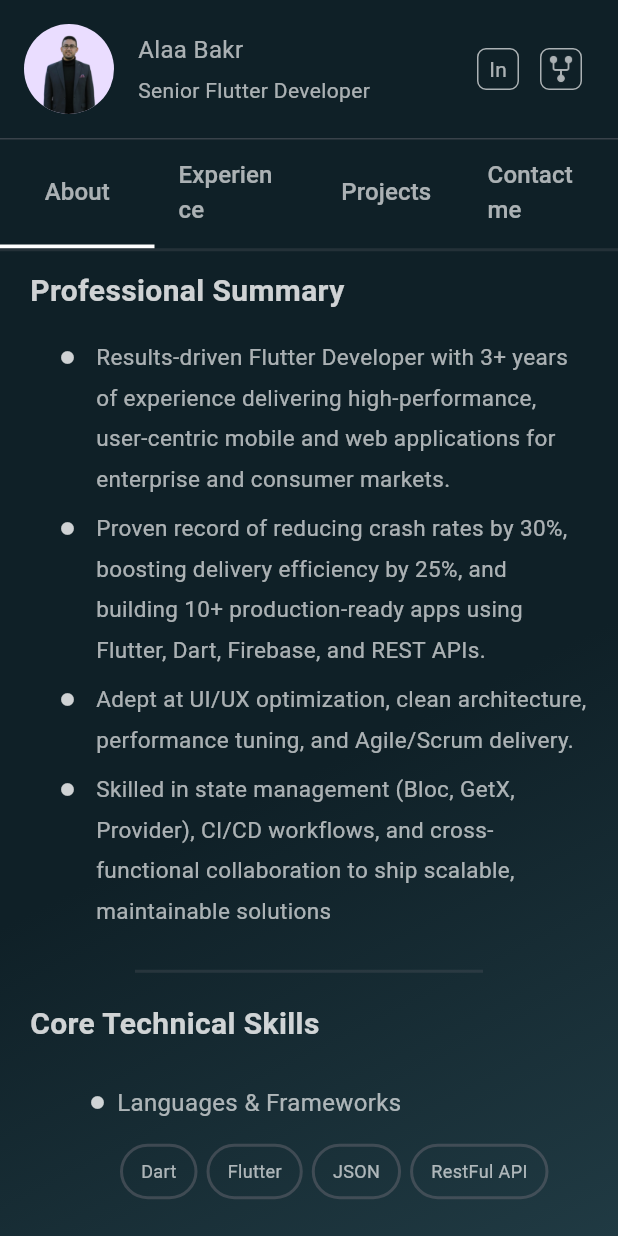
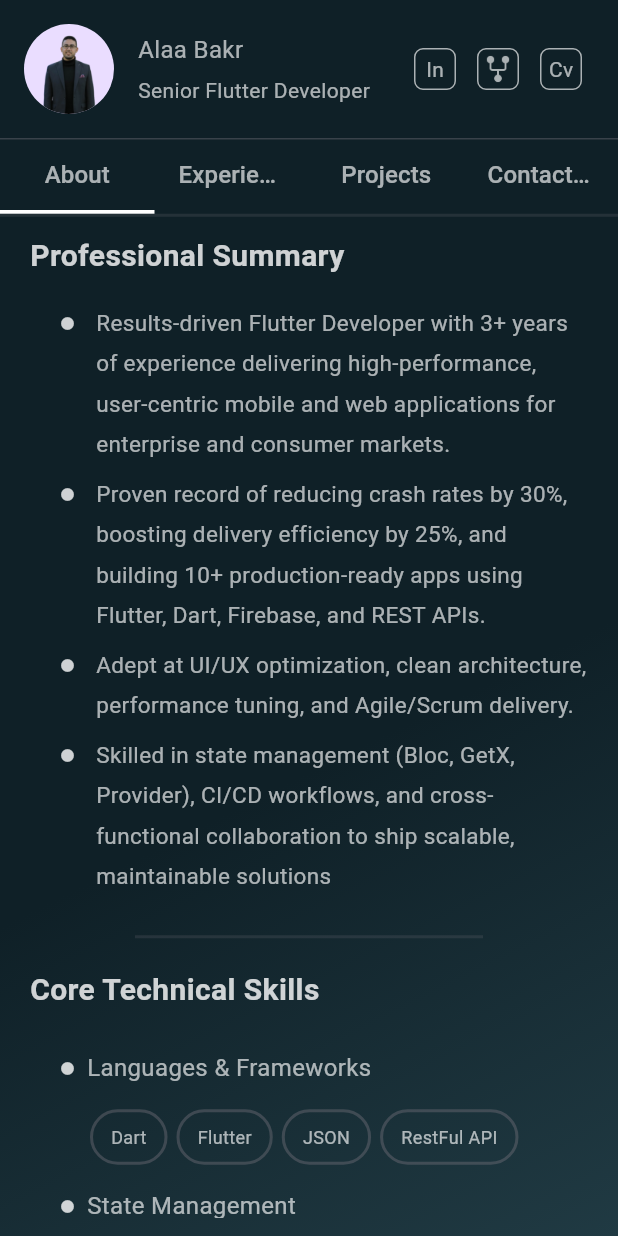
Before and after one commit to alaa556677/portfolio, a Flutter app: the screen it shows after launch, on a phone screen of 412 x 824 dp. Run offline on Flutter 3.47's test engine with Material 3 defaults, Android fonts, the phone set to English and light mode, and no system bars; our stand-ins replace get; missing offline and left inert: dart:html.

```diff
--- a/assets/data/experience.json
+++ b/assets/data/experience.json
@@ -2,7 +2,7 @@
   "experience" : [
     {
       "jobTitle" : "Senior Flutter Developer",
-      "company" : "Dexef ERP",
+      "company" : "Dexef ERP (Full-time)",
       "location" : "Qwesna - Menofia",
       "dateFrom" : "Mars in 2023",
       "dateTo" : "current",
@@ -24,8 +24,8 @@
       ]
     },
     {
-      "jobTitle" : "Part-Time Senior Flutter Developer",
-      "company" : "Yapoey Company",
+      "jobTitle" : "Senior Flutter Developer",
+      "company" : "Yapoey Company (Part-time)",
       "location" : "South Korea",
       "dateFrom" : "Feb 2024",
       "dateTo" : "Jun 2024",
--- a/lib/features/about/view/about_page.dart
+++ b/lib/features/about/view/about_page.dart
@@ -80,9 +80,7 @@ class _AboutPageState extends State<AboutPage> {
               fontSize: AppConstants.titleFontSize,
               isSubTitle: false,
               titleColor: AppColors.textColor,
-              widgetValue: Padding(
-                padding: EdgeInsetsDirectional.only(start: 20),
-                child: Column(
+              widgetValue: Column(
                 crossAxisAlignment: CrossAxisAlignment.start,
                 children: [
                   SizedBox(height: 10,),
@@ -149,7 +147,6 @@ class _AboutPageState extends State<AboutPage> {
                     ),
                   ),
                 ],
-                ),
               )
             ),
             Padding(
--- a/lib/features/home_screen/view/widgets/mobile_layout.dart
+++ b/lib/features/home_screen/view/widgets/mobile_layout.dart
@@ -56,6 +56,8 @@ class _MobileLayoutState extends State<MobileLayout> with SingleTickerProviderSt
                     child: CustomTextWidget(
                       text: "About",
                       fontSize: AppConstants.tabTitleFontSize,
+                      maxLines: 1,
+                      textOverflow: TextOverflow.ellipsis,
                     ),
                   ),
                   Padding(
@@ -63,6 +65,8 @@ class _MobileLayoutState extends State<MobileLayout> with SingleTickerProviderSt
                     child: CustomTextWidget(
                       text: "Experience",
                       fontSize: AppConstants.tabTitleFontSize,
+                      maxLines: 1,
+                      textOverflow: TextOverflow.ellipsis,
                     ),
                   ),
                   Padding(
@@ -70,6 +74,8 @@ class _MobileLayoutState extends State<MobileLayout> with SingleTickerProviderSt
                     child: CustomTextWidget(
                       text: "Projects",
                       fontSize: AppConstants.tabTitleFontSize,
+                      maxLines: 1,
+                      textOverflow: TextOverflow.ellipsis,
                     ),
                   ),
                   Padding(
@@ -77,6 +83,8 @@ class _MobileLayoutState extends State<MobileLayout> with SingleTickerProviderSt
                     child: CustomTextWidget(
                       text: "Contact me",
                       fontSize: AppConstants.tabTitleFontSize,
+                      maxLines: 1,
+                      textOverflow: TextOverflow.ellipsis,
                     ),
                   ),
                 ],),
--- a/lib/features/sidebar/view/widgets/desktop_sidebar.dart
+++ b/lib/features/sidebar/view/widgets/desktop_sidebar.dart
@@ -87,6 +87,12 @@ class _DesktopSidebarState extends State<DesktopSidebar> {
                   value: "GitHub",
                   onTap: ()=> openInNewTab(personalInfo!.gitHub),
                 ),
+                const SizedBox(height: 12),
+                RowInformationWidget(
+                  stringIcon: "cv",
+                  value: "Download CV",
+                  onTap: ()=> sideBarController.downloadCV(),
+                ),
               ],
             ),
           ),
--- a/lib/features/sidebar/view/widgets/mobile_sidebar.dart
+++ b/lib/features/sidebar/view/widgets/mobile_sidebar.dart
@@ -68,7 +68,7 @@ class _MobileSidebarState extends State<MobileSidebar> {
           Row(
             children: [
               InkWell(
-                onTap: () => ()=> openInNewTab(personalInfo!.linkedIn),
+                onTap: () => openInNewTab(personalInfo!.linkedIn),
                 child: Container(
                   width: 28,
                   height: 28,
@@ -89,7 +89,7 @@ class _MobileSidebarState extends State<MobileSidebar> {
               ),
               SizedBox(width: 14,),
               InkWell(
-                onTap: () => ()=> openInNewTab(personalInfo!.linkedIn),
+                onTap: () => openInNewTab(personalInfo!.linkedIn),
                 child: Container(
                   width: 28,
                   height: 28,
@@ -104,6 +104,27 @@ class _MobileSidebarState extends State<MobileSidebar> {
                   child: Image.asset("assets/images/github.png", color: AppColors.textSecondaryColor(context), width: 20, height: 20,),
                 ),
               ),
+              SizedBox(width: 14,),
+              InkWell(
+                onTap: () => sideBarController.downloadCV(),
+                child: Container(
+                  width: 28,
+                  height: 28,
+                  alignment: Alignment.center,
+                  decoration: BoxDecoration(
+                    borderRadius: BorderRadius.circular(6),
+                    border: Border.all(
+                      color: AppColors.textSecondaryColor(context),
+                      width: 1,
+                    ),
+                  ),
+                  child: CustomTextWidget(
+                    text: "Cv",
+                    fontColor: AppColors.textSecondaryColor(context),
+                    fontSize: 14,
+                  ),
+                ),
+              ),
               SizedBox(width: 8,),
             ],
           )
--- a/pubspec.yaml
+++ b/pubspec.yaml
@@ -64,6 +64,7 @@ flutter:
   assets:
     - assets/images/
     - assets/data/
+    - assets/docs/
   #   - images/a_dot_ham.jpeg
 
   # An image asset can refer to one or more resolution-specific "variants", see
```
Also changed, not shown: lib/features/experiense/view/widget/experience_card.dart (+8 -5 lines), lib/features/sidebar/controller/sidebar_controller.dart (+17 -0 lines), 1 other file. Lines whose indentation alone changed are shown as unchanged.
